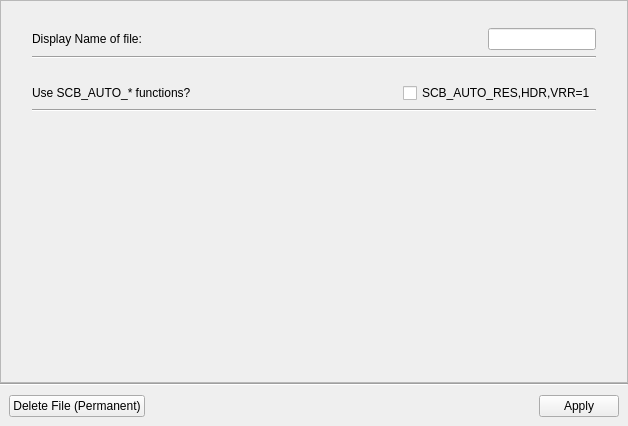
Old version of the form src/general_settings.ui in the repository rfrench3/scopebuddy-gui.
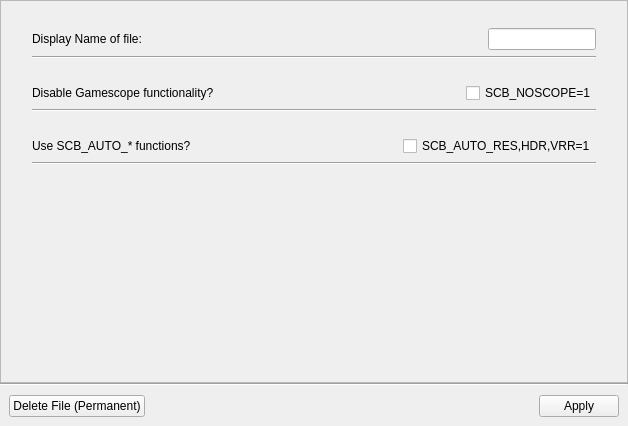
New version of the form.

Commit message: general settings apply button should work now

The edit to the form file:
```diff
--- a/src/general_settings.ui
+++ b/src/general_settings.ui
@@ -140,7 +140,79 @@
              </widget>
             </item>
             <item>
-             <widget class="QWidget" name="widget6_fullscreen_4" native="true">
+             <widget class="QWidget" name="widget_scb_noscope" native="true">
+              <property name="sizePolicy">
+               <sizepolicy hsizetype="Preferred" vsizetype="Maximum">
+                <horstretch>0</horstretch>
+                <verstretch>0</verstretch>
+               </sizepolicy>
+              </property>
+              <property name="toolTip">
+               <string>&lt;html&gt;&lt;head/&gt;&lt;body&gt;&lt;p&gt;Enable this setting to have your desktop render games directly, instead of letting Gamescope render them. This will fix any issues caused by Gamescope, but also means you will not be able to use any gamescope-specific features either.&lt;/p&gt;&lt;/body&gt;&lt;/html&gt;</string>
+              </property>
+              <layout class="QVBoxLayout" name="verticalLayout_32">
+               <property name="spacing">
+                <number>6</number>
+               </property>
+               <item>
+                <widget class="QWidget" name="widget_38" native="true">
+                 <property name="sizePolicy">
+                  <sizepolicy hsizetype="Preferred" vsizetype="Minimum">
+                   <horstretch>0</horstretch>
+                   <verstretch>0</verstretch>
+                  </sizepolicy>
+                 </property>
+                 <layout class="QHBoxLayout" name="horizontalLayout_27" stretch="0,0">
+                  <property name="spacing">
+                   <number>6</number>
+                  </property>
+                  <property name="leftMargin">
+                   <number>0</number>
+                  </property>
+                  <property name="topMargin">
+                   <number>0</number>
+                  </property>
+                  <property name="rightMargin">
+                   <number>0</number>
+                  </property>
+                  <property name="bottomMargin">
+                   <number>0</number>
+                  </property>
+                  <item>
+                   <widget class="QLabel" name="label_12">
+                    <property name="text">
+                     <string>Disable Gamescope functionality?</string>
+                    </property>
+                   </widget>
+                  </item>
+                  <item>
+                   <widget class="QCheckBox" name="scb_noscope">
+                    <property name="sizePolicy">
+                     <sizepolicy hsizetype="Maximum" vsizetype="Maximum">
+                      <horstretch>0</horstretch>
+                      <verstretch>0</verstretch>
+                     </sizepolicy>
+                    </property>
+                    <property name="text">
+                     <string>SCB_NOSCOPE=1</string>
+                    </property>
+                   </widget>
+                  </item>
+                 </layout>
+                </widget>
+               </item>
+               <item>
+                <widget class="Line" name="line_27">
+                 <property name="orientation">
+                  <enum>Qt::Orientation::Horizontal</enum>
+                 </property>
+                </widget>
+               </item>
+              </layout>
+             </widget>
+            </item>
+            <item>
+             <widget class="QWidget" name="widget_scb_auto" native="true">
               <property name="sizePolicy">
                <sizepolicy hsizetype="Preferred" vsizetype="Maximum">
                 <horstretch>0</horstretch>
```
Left out of the diff: 2 changed lines with no effect on the pictures. The commit also changes 2 other files.
